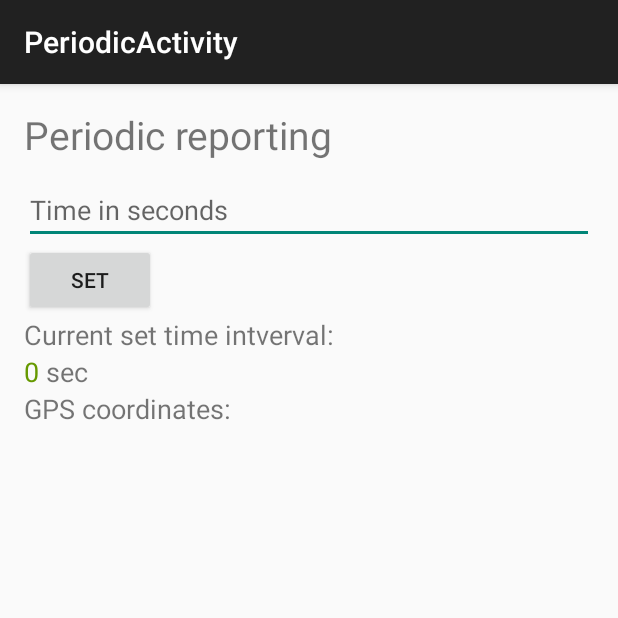
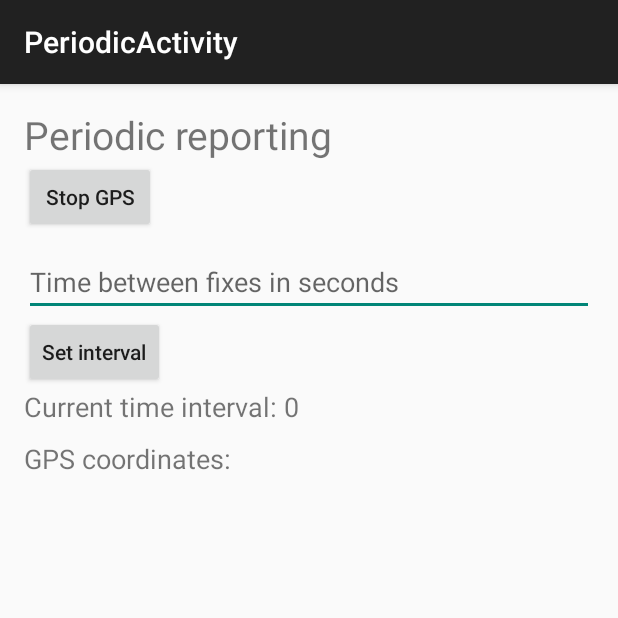
Before and after one commit to YnkDK/PP-Project2, an Android app: the PeriodicActivity screen opened directly, with no data from a screen before it, on a phone screen of 412 x 824 dp, the top half of it. Run offline under Robolectric (Android 15) with nearby library versions, the phone set to English and light mode, and no system bars.

Commit message:
Changed some GUI stuff

```diff
--- a/app/src/main/java/dk/au/pp13/positionfinder/PeriodicActivity.java
+++ b/app/src/main/java/dk/au/pp13/positionfinder/PeriodicActivity.java
@@ -30,7 +30,6 @@ public class PeriodicActivity extends ActionBarActivity {
         this.timeInSecTextview = (TextView) findViewById(R.id.periodicTimeInSec);
         this.inputFieldEdittext = (EditText) findViewById(R.id.inputFieldTimeInSec);
         this.gpsCoordinates = (TextView) findViewById(R.id.gpsCoordinates);
-        this.timeInSecTextview.setText(time + "");
 
         // Get the location service from the current context
         locationManager = (LocationManager) getSystemService(Context.LOCATION_SERVICE);
@@ -40,15 +39,23 @@ public class PeriodicActivity extends ActionBarActivity {
     public void setPeriodicTime(View view) {
         if(locationListener != null) {
             locationManager.removeUpdates(locationListener);
+
         }
 
         if(inputFieldEdittext.getText().length() > 0)
             time = Long.parseLong(String.valueOf(inputFieldEdittext.getText()));
-        timeInSecTextview.setText(time + "");
+        timeInSecTextview.setText("Current time interval: " + time + " sec");
+        inputFieldEdittext.setText("");
 
 
 
         locationManager.requestLocationUpdates(LocationManager.GPS_PROVIDER, time * 1000, 0,
                 locationListener);
     }
+
+    public void stopGPS(View view) {
+        if(locationListener != null) {
+            locationManager.removeUpdates(locationListener);
+        }
+    }
 }
--- a/app/src/main/res/layout/activity_periodic.xml
+++ b/app/src/main/res/layout/activity_periodic.xml
@@ -7,64 +7,55 @@
     android:orientation="vertical"
     tools:context="dk.au.pp13.positionfinder.PeriodicActivity">
 
+
     <TextView
+        android:id="@+id/periodic_text"
         android:text="Periodic reporting"
         android:layout_width="wrap_content"
         android:layout_height="wrap_content"
         android:textSize="26sp"
         />
 
+    <Button
+        android:layout_width="wrap_content"
+        android:layout_height="wrap_content"
+        android:text="Stop GPS"
+        android:textAllCaps="false"
+        android:onClick="stopGPS"
+        />
+
     <EditText
         android:id="@+id/inputFieldTimeInSec"
         android:layout_width="match_parent"
         android:layout_height="wrap_content"
-        android:hint="Time in seconds"
+        android:hint="Time between fixes in seconds"
         android:layout_marginTop="10dp"
         android:textSize="18sp"
         android:inputType="number"
         />
 
-
     <Button
         android:layout_width="wrap_content"
         android:layout_height="wrap_content"
-        android:text="Set"
+        android:text="Set interval"
+        android:textAllCaps="false"
         android:onClick="setPeriodicTime"
         />
 
     <TextView
+        android:id="@+id/periodicTimeInSec"
         android:layout_width="wrap_content"
         android:layout_height="wrap_content"
-        android:text="Current set time intverval:"
         android:textSize="18sp"
+        android:text="Current time interval: 0"
         />
-
-    <LinearLayout
-        android:layout_width="wrap_content"
-        android:layout_height="wrap_content"
-        android:orientation="horizontal"
-        >
-        <TextView
-            android:id="@+id/periodicTimeInSec"
-            android:layout_width="wrap_content"
-            android:layout_height="wrap_content"
-            android:textSize="18sp"
-            android:textColor="@android:color/holo_green_dark"
-            android:text="0"
-            />
-        <TextView
-            android:layout_width="wrap_content"
-            android:layout_height="wrap_content"
-            android:textSize="18sp"
-            android:text=" sec"
-            />
-    </LinearLayout>
 
     <TextView
         android:layout_width="wrap_content"
         android:layout_height="wrap_content"
         android:text="GPS coordinates:"
         android:textSize="18sp"
+        android:layout_marginTop="10dp"
         />
 
     <TextView
```
